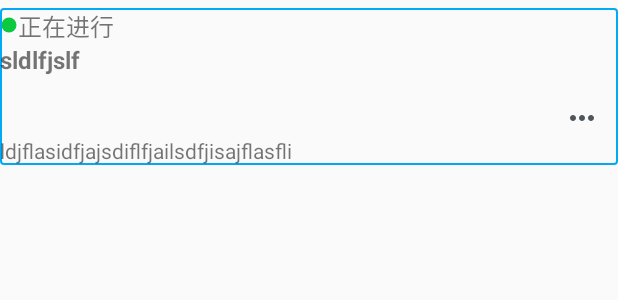
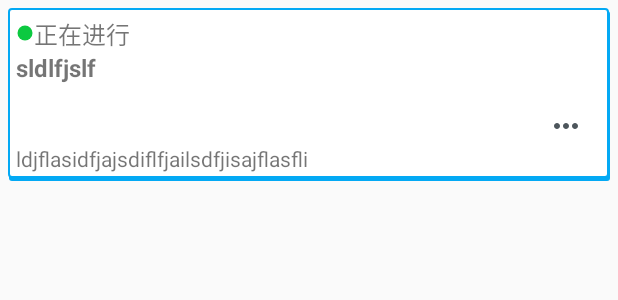
Before and after one commit to timlei138/BankSafeBao, an Android app: the layout layout_taskitem.xml on its own in the app's theme, with its tools: preview values and no code run, on a phone screen of 412 x 824 dp. Shown: the top 300 px of the screen. Run offline under Robolectric (Android 15) with nearby library versions, the phone set to English and light mode, and no system bars.

```diff
--- a/app/src/main/java/com/android/bsb/component/ApplicationComponent.java
+++ b/app/src/main/java/com/android/bsb/component/ApplicationComponent.java
@@ -24,4 +24,8 @@ public interface ApplicationComponent {
     //provider LocalDataManager
 
     LocalDataManager getLocalDataManager();
+
+
+
+
 }
--- a/app/src/main/res/drawable/background_task.xml
+++ b/app/src/main/res/drawable/background_task.xml
@@ -1,12 +1,43 @@
 <?xml version="1.0" encoding="utf-8"?>
-<shape xmlns:android="http://schemas.android.com/apk/res/android">
-
-    <corners
-        android:radius="2dp"/>
-
-    <stroke
-        android:color="@color/colorPrimary"
-        android:width="1dp"/>
+<layer-list xmlns:android="http://schemas.android.com/apk/res/android">
 
 
-</shape>
+    <item
+        android:left="1dp"
+        android:top="2dp">
+
+        <shape
+            android:shape="rectangle"
+            android:useLevel="true">
+
+        <corners android:radius="2dp"/>
+
+        <solid android:color="@color/colorPrimary"/>
+
+        </shape>
+
+
+    </item>
+
+    <item
+        android:bottom="2dp"
+        android:right="1dp">
+
+        <shape
+            android:shape="rectangle"
+            android:useLevel="true">
+
+        <corners
+            android:radius="2dp"/>
+
+        <solid
+            android:color="@android:color/white"/>
+
+            <stroke android:color="@color/colorPrimary"
+                android:width="1dp"/>
+
+        </shape>
+
+    </item>
+
+</layer-list>
--- a/app/src/main/res/layout/layout_taskitem.xml
+++ b/app/src/main/res/layout/layout_taskitem.xml
@@ -4,9 +4,9 @@
     xmlns:tools="http://schemas.android.com/tools"
     android:layout_width="match_parent"
     android:layout_height="wrap_content"
-    android:layout_marginBottom="5dp"
-    android:background="@drawable/background_task"
-    android:layout_marginTop="5dp">
+    android:layout_margin="5dp"
+    android:padding="5dp"
+    android:background="@drawable/background_task">
 
 
     <CheckBox
--- a/app/src/main/res/values/dimens.xml
+++ b/app/src/main/res/values/dimens.xml
@@ -12,4 +12,5 @@
     <dimen name="error_image_height">80dp</dimen>
 
     <dimen name="image_padding">8dp</dimen>
+
 </resources>
--- a/build.gradle
+++ b/build.gradle
@@ -18,6 +18,7 @@ buildscript {
         // in the individual module build.gradle files
 
         classpath 'com.novoda:bintray-release:0.8.0'
+        classpath 'io.objectbox:objectbox-gradle-plugin:2.0.0'
     }
 }
 
```
Also changed, not shown: app/build.gradle (+8 -0 lines), app/src/main/java/com/android/bsb/bean/TaskInfo.java (+15 -0 lines), app/src/main/java/com/android/bsb/data/local/LocalDataManager.java (+23 -0 lines), app/src/main/java/com/android/bsb/ui/task/TaskFragment.java (+10 -0 lines), app/src/main/java/com/android/bsb/ui/task/TaskListPresenter.java (+6 -1 lines), app/src/main/java/com/android/bsb/util/ImageUtils.java (+121 -3 lines), config.gradle (+5 -2 lines).
